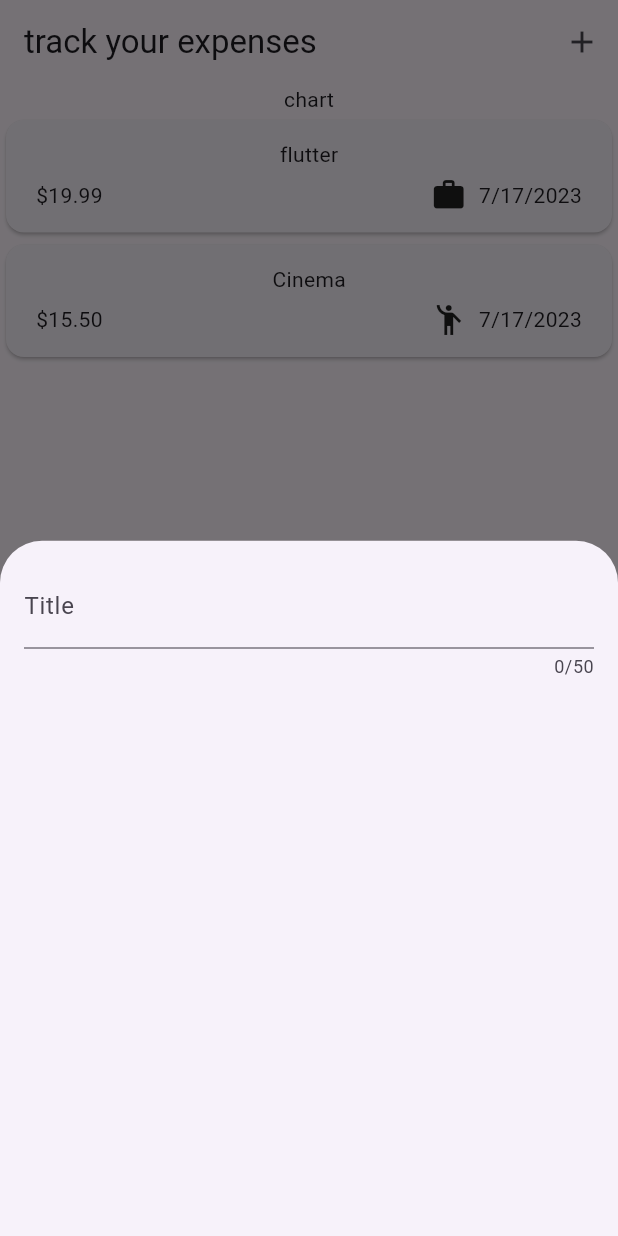
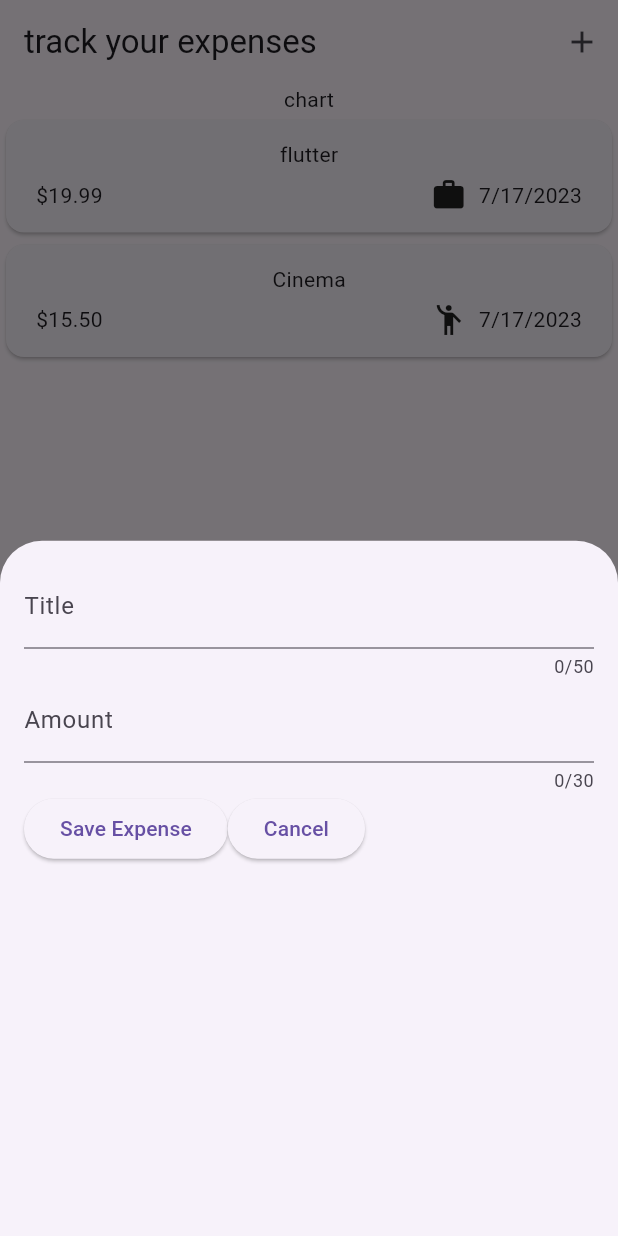
Before and after one commit to TmajidT/expense_tracker, a Flutter app: the screen it shows after launch, after a tap on the "add" icon, on a phone screen of 412 x 824 dp. Run offline on Flutter 3.47's test engine with Material 2 defaults, Android fonts, the phone set to English and light mode, and no system bars.

Commit message:
Title, Amount and Cancel button

```diff
--- a/lib/widgets/new_expense.dart
+++ b/lib/widgets/new_expense.dart
@@ -8,17 +8,45 @@ class NewExpense extends StatefulWidget {
 }
 
 class _NewExpenseState extends State<NewExpense> {
+  final _titleControler = TextEditingController();
+  final _amountControler = TextEditingController();
+
+  @override
+  void dispose() {
+    _titleControler.dispose();
+    _amountControler.dispose();
+    super.dispose();
+  }
+
   @override
   Widget build(BuildContext context) {
-    return const Padding(
-      padding: EdgeInsets.all(16),
+    return Padding(
+      padding: const EdgeInsets.all(16),
       child: Column(
         children: [
           TextField(
+            controller: _titleControler,
             maxLength: 50,
-            decoration: InputDecoration(label: Text('Title')),
+            decoration: const InputDecoration(label: Text('Title')),
           ),
-
+          TextField(
+            controller: _amountControler,
+            keyboardType: TextInputType.number,
+            maxLength: 30,
+            decoration: const InputDecoration(prefixText: '\$ ',label: Text('Amount')),
+          ),
+          Row(
+            children: [
+              ElevatedButton(
+                onPressed: () {
+                  print(_titleControler.text);
+                  print(_amountControler.text);
+                },
+                child: const Text('Save Expense'),
+              ),
+              ElevatedButton(onPressed: () {}, child: Text('Cancel'))
+            ],
+          ),
         ],
       ),
     );
```
